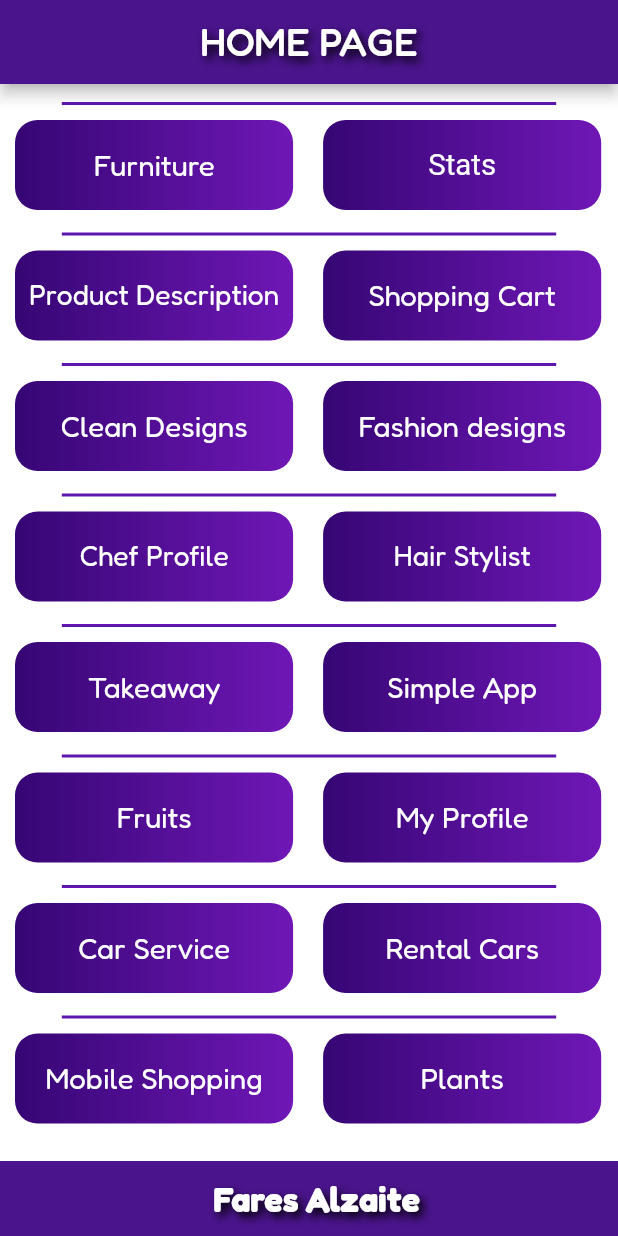
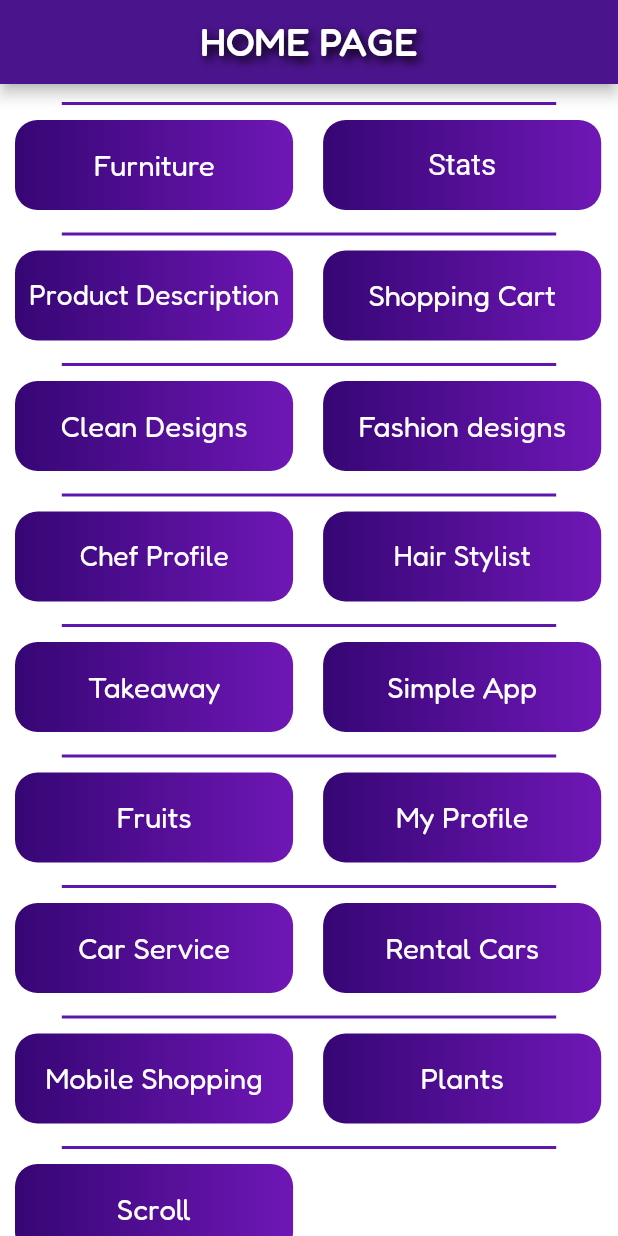
Before and after one commit to fzaite/fzaite3, a Flutter app: the screen it shows after launch, scrolled down 518 dp, on a phone screen of 412 x 824 dp. Run offline on Flutter 3.47's test engine with Material 2 defaults, Android fonts, the phone set to English and light mode, and no system bars; project files that could hold a hidden picture were left out.

Commit message:
last update

```diff
--- a/lib/view/home_page/home.dart
+++ b/lib/view/home_page/home.dart
@@ -11,6 +11,7 @@ import 'home10.dart';
 import 'home11.dart';
 import 'home12.dart';
 import 'home13.dart';
+import 'home14.dart';
 import 'line.dart';
 import 'footer.dart';
 import '../restaurant/food.dart';
@@ -37,6 +38,7 @@ import '../others/carservice.dart';
 import '../others/rentalcar.dart';
 import '../mobile_shopping/mobile_shopping.dart';
 import '../plants/plants.dart';
+import '../others/scroll.dart';
 
 class MyApp extends StatelessWidget {
   const MyApp({Key? key}) : super(key: key);
@@ -73,6 +75,7 @@ class MyApp extends StatelessWidget {
         '/Rental': (BuildContext context) => const Rental(),
         '/mobile': (BuildContext context) => const Mobile(),
         '/Plants': (BuildContext context) => const Plants(),
+        '/scroll': (BuildContext context) => const Scroll(),
       },
       home: const MyHomePage(),
     );
@@ -184,6 +187,9 @@ class _MyHomePageState extends State<MyHomePage>
             const SizedBox(height: 5.0),
             const Line(),
             const Home13(),
+            const SizedBox(height: 5.0),
+            const Line(),
+            const Home14(),
             const SizedBox(height: 15),
             const Footer(),
           ],
--- /dev/null
+++ b/lib/view/home_page/home14.dart
@@ -0,0 +1,81 @@
+import 'package:flutter/material.dart';
+
+class Home14 extends StatefulWidget {
+  const Home14({Key? key}) : super(key: key);
+
+  @override
+  State<Home14> createState() => _Home14State();
+}
+
+class _Home14State extends State<Home14> {
+  @override
+  Widget build(BuildContext context) {
+    double w = MediaQuery.of(context).size.width;
+    return Row(children: [
+      GestureDetector(
+        onTap: () {
+          Navigator.of(context).pushNamed('/scroll');
+        },
+        child: Container(
+          height: 60.0,
+          margin: const EdgeInsets.all(10),
+          decoration: BoxDecoration(
+              gradient: const LinearGradient(
+                colors: [
+                  Color.fromARGB(255, 54, 6, 116),
+                  Color.fromARGB(255, 111, 23, 182)
+                ],
+                begin: Alignment.centerLeft,
+                end: Alignment.centerRight,
+              ),
+              borderRadius: BorderRadius.circular(15.0)),
+          child: Container(
+            constraints: BoxConstraints(maxWidth: w * 0.45, minHeight: 50.0),
+            alignment: Alignment.center,
+            child: Text(
+              "Scroll",
+              textAlign: TextAlign.center,
+              style: TextStyle(
+                color: Colors.white,
+                fontSize: w / 21,
+                fontFamily: 'Fredoka',
+              ),
+            ),
+          ),
+        ),
+      ),
+      //   GestureDetector(
+      //     onTap: () {
+      //       Navigator.of(context).pushNamed('/Plants');
+      //     },
+      //     child: Container(
+      //       height: 60.0,
+      //       margin: const EdgeInsets.all(10),
+      //       decoration: BoxDecoration(
+      //           gradient: const LinearGradient(
+      //             colors: [
+      //               Color.fromARGB(255, 54, 6, 116),
+      //               Color.fromARGB(255, 111, 23, 182)
+      //             ],
+      //             begin: Alignment.centerLeft,
+      //             end: Alignment.centerRight,
+      //           ),
+      //           borderRadius: BorderRadius.circular(15.0)),
+      //       child: Container(
+      //         constraints: BoxConstraints(maxWidth: w * 0.45, minHeight: 50.0),
+      //         alignment: Alignment.center,
+      //         child: Text(
+      //           "Plants",
+      //           textAlign: TextAlign.center,
+      //           style: TextStyle(
+      //             color: Colors.white,
+      //             fontSize: w / 21,
+      //             fontFamily: 'Fredoka',
+      //           ),
+      //         ),
+      //       ),
+      //     ),
+      //   ),
+    ]);
+  }
+}
```
Also changed, not shown: lib/view/others/scroll.dart (added, +205 -0 lines).
